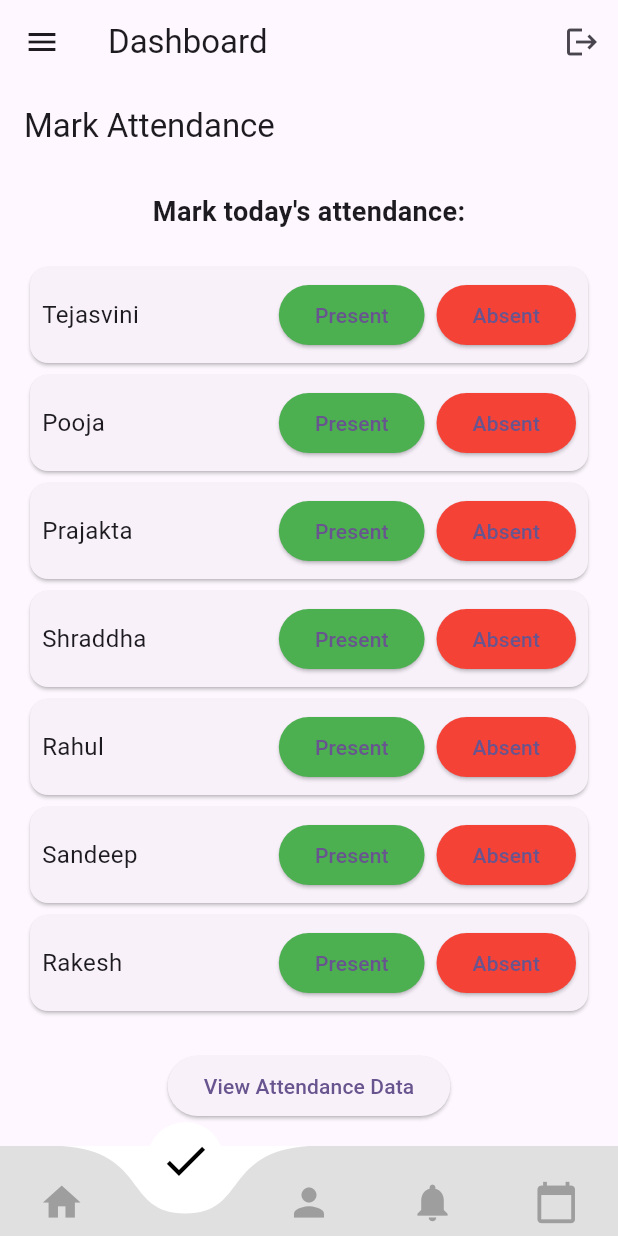
After one commit to Sachinbgithub/college_management, a Flutter app: the DashboardScreen screen opened directly, item 2 of the bottom bar chosen, after a tap on "Present", on a phone screen of 412 x 824 dp. The commit adds this screen. Run offline on Flutter 3.47's test engine with Material 3 defaults, Android fonts, the light colour scheme and no system bars; drawn by our look-alikes of curved_navigation_bar; our stand-ins replace animate_do, carousel_slider, cloud_firestore, firebase_auth, firebase_core, fl_chart; accounts and stored records are empty.

Commit message:
staff is updated with temp data

```diff
--- /dev/null
+++ b/lib/staff/attendance.dart
@@ -0,0 +1,163 @@
+import 'package:flutter/cupertino.dart';
+import 'package:flutter/material.dart';
+
+class AttendancePage extends StatefulWidget {
+  @override
+  _AttendancePageState createState() => _AttendancePageState();
+}
+
+class _AttendancePageState extends State<AttendancePage> {
+  // Dummy student data
+  List<Student> students = [
+    Student(id: '1', name: 'Tejasvini'),
+    Student(id: '2', name: 'Pooja'),
+    Student(id: '3', name: 'Prajakta'),
+    Student(id: '4', name: 'Shraddha'),
+    Student(id: '5', name: 'Rahul'),
+    Student(id: '6', name: 'Sandeep'),
+    Student(id: '7', name: 'Rakesh'),
+    Student(id: '8', name: 'Aditya'),
+    Student(id: '9', name: 'Sufiyan'),
+  ];
+
+  // Attendance records (initially empty)
+  Map<String, Map<DateTime, bool>> attendanceRecords = {};
+
+  @override
+  void initState() {
+    super.initState();
+    // Initialize attendance records for each student
+    for (var student in students) {
+      attendanceRecords[student.id] = {};
+    }
+  }
+
+  // Function to mark attendance for a student
+  void markAttendance(String studentId, bool isPresent) {
+    setState(() {
+      attendanceRecords[studentId]![DateTime.now()] = isPresent;
+    });
+  }
+
+  // Function to view attendance data
+  void viewAttendanceData() {
+    Navigator.push(
+      context,
+      MaterialPageRoute(
+        builder: (context) => AttendanceDataPage(attendanceRecords: attendanceRecords, students: students),
+      ),
+    );
+  }
+
+  @override
+  Widget build(BuildContext context) {
+    return Scaffold(
+      appBar: AppBar(
+        title: Text('Mark Attendance'),
+      ),
+      body: Padding(
+        padding: const EdgeInsets.all(16.0),
+        child: Column(
+          children: [
+            Text(
+              'Mark today\'s attendance:',
+              style: TextStyle(fontSize: 18, fontWeight: FontWeight.bold),
+            ),
+            SizedBox(height: 20),
+            Expanded(
+              child: ListView.builder(
+                itemCount: students.length,
+                itemBuilder: (context, index) {
+                  final student = students[index];
+                  return Card(
+                    child: Padding(
+                      padding: const EdgeInsets.all(8.0),
+                      child: Row(
+                        mainAxisAlignment: MainAxisAlignment.spaceBetween,
+                        children: [
+                          Text(student.name, style: TextStyle(fontSize: 16)),
+                          Row(
+                            children: [
+                              ElevatedButton(
+                                onPressed: () => markAttendance(student.id, true),
+                                style: ElevatedButton.styleFrom(backgroundColor: Colors.green),
+                                child: Text('Present'),
+                              ),
+                              SizedBox(width: 8),
+                              ElevatedButton(
+                                onPressed: () => markAttendance(student.id, false),
+                                style: ElevatedButton.styleFrom(backgroundColor: Colors.red),
+                                child: Text('Absent'),
+                              ),
+                            ],
+                          ),
+                        ],
+                      ),
+                    ),
+                  );
+                },
+              ),
+            ),
+            SizedBox(height: 20),
+            ElevatedButton(
+              onPressed: viewAttendanceData,
+              child: Text('View Attendance Data'),
+            ),
+          ],
+        ),
+      ),
+    );
+  }
+}
+
+class AttendanceDataPage extends StatelessWidget {
+  final Map<String, Map<DateTime, bool>> attendanceRecords;
+  final List<Student> students;
+
+  AttendanceDataPage({required this.attendanceRecords, required this.students});
+
+  @override
+  Widget build(BuildContext context) {
+    return Scaffold(
+      appBar: AppBar(
+        title: Text('Attendance Data'),
+      ),
+      body: Padding(
+        padding: const EdgeInsets.all(16.0),
+        child: SingleChildScrollView(
+          child: Column(
+            crossAxisAlignment: CrossAxisAlignment.start,
+            children: [
+              Text(
+                'Attendance Records:',
+                style: TextStyle(fontSize: 18, fontWeight: FontWeight.bold),
+              ),
+              SizedBox(height: 10),
+              for (var student in students) ...[
+                Text(
+                  '${student.name}:',
+                  style: TextStyle(fontSize: 16, fontWeight: FontWeight.bold),
+                ),
+                if (attendanceRecords[student.id]!.isEmpty)
+                  Text('No attendance data recorded yet.')
+                else
+                  for (var entry in attendanceRecords[student.id]!.entries)
+                    Text(
+                        '${entry.key.toString().split(' ')[0]}: ${entry.value ? 'Present' : 'Absent'}'),
+                SizedBox(height: 10),
+              ],
+            ],
+          ),
+        ),
+      ),
+    );
+  }
+}
+
+// Simple Student model
+class Student {
+  final String id;
+  final String name;
+
+  Student({required this.id, required this.name});
+}
--- /dev/null
+++ b/lib/staff/notification.dart
@@ -0,0 +1,100 @@
+import 'package:flutter/material.dart';
+import 'package:intl/intl.dart'; // Import intl package for date formatting
+
+class Notification {
+  final String title;
+  final String content;
+  final DateTime timestamp;
+
+  Notification({
+    required this.title,
+    required this.content,
+    required this.timestamp,
+  });
+}
+
+class NotificationsPage extends StatelessWidget {
+  // Dummy notification data
+  final List<Notification> notifications = [
+    Notification(
+      title: 'Upcoming Lecture: Data Structures',
+      content: 'Reminder: Data Structures lecture will be held on Feb 20, 2025 at 10:00 AM in Room 201.',
+      timestamp: DateTime(2025, 2, 17, 8, 0), // Example: 8:00 AM today
+    ),
+    Notification(
+      title: 'University Holiday',
+      content: 'Notice: University will be closed on Feb 24, 2025 for President\'s Day.',
+      timestamp: DateTime(2025, 2, 15, 12, 0), // Example: Two days ago
+    ),
+    Notification(
+      title: 'Special Event: Tech Expo',
+      content: 'Announcement: The annual Tech Expo will be held on March 5, 2025. All students and faculty are invited.',
+      timestamp: DateTime(2025, 2, 10, 16, 0), // Example: A week ago
+    ),
+    Notification(
+      title: 'Faculty Meeting',
+      content: 'Reminder: Faculty meeting scheduled for Feb 28, 2025 at 2:00 PM in the Conference Hall.',
+      timestamp: DateTime(2025, 2, 16, 9, 0), // Example: Yesterday
+    ),
+    Notification(
+      title: 'Guest Lecture: AI Trends',
+      content: 'Dr. Emily Carter will be giving a guest lecture on AI Trends on March 10, 2025, at 11:00 AM in the Auditorium.',
+      timestamp: DateTime(2025, 2, 12, 10, 0), // Example: Five days ago
+    ),
+  ];
+
+  @override
+  Widget build(BuildContext context) {
+    // Sort notifications by timestamp in descending order (most recent first)
+    notifications.sort((a, b) => b.timestamp.compareTo(a.timestamp));
+
+    return Scaffold(
+      appBar: AppBar(
+        title: Text('Notifications'),
+      ),
+      body: ListView.builder(
+        itemCount: notifications.length,
+        itemBuilder: (context, index) {
+          final notification = notifications[index];
+          return Card(
+            margin: EdgeInsets.all(8.0),
+            child: Padding(
+              padding: const EdgeInsets.all(12.0),
+              child: Column(
+                crossAxisAlignment: CrossAxisAlignment.start,
+                children: [
+                  Text(
+                    notification.title,
+                    style: TextStyle(
+                      fontSize: 18,
+                      fontWeight: FontWeight.bold,
+                    ),
+                  ),
+                  SizedBox(height: 8),
+                  Text(
+                    notification.content,
+                    style: TextStyle(fontSize: 16),
+                  ),
+                  SizedBox(height: 8),
+                  Row(
+                    mainAxisAlignment: MainAxisAlignment.spaceBetween,
+                    children: [
+                      Text(
+                        'Time: ${DateFormat('MMM dd, yyyy - hh:mm a').format(notification.timestamp)}', // Format the timestamp
+                        style: TextStyle(
+                          fontSize: 12,
+                          color: Colors.grey[600],
+                        ),
+                      ),
+                      // You can add an "Archive" button or other actions here if needed
+                    ],
+                  ),
+                ],
+              ),
+            ),
+          );
+        },
+      ),
+    );
+  }
+}
--- a/lib/staff/staffHome.dart
+++ b/lib/staff/staffHome.dart
@@ -6,6 +6,10 @@ import 'package:cloud_firestore/cloud_firestore.dart';
 import 'package:carousel_slider/carousel_slider.dart';
 import 'package:curved_navigation_bar/curved_navigation_bar.dart';
 import 'package:animate_do/animate_do.dart';
+
+import '../student/timetablePage.dart';
+import 'attendance.dart';
+import 'notification.dart';
 
 class staffHome extends StatelessWidget {
   @override
@@ -54,10 +58,11 @@ class _DashboardScreenState extends State<DashboardScreen> {
 
   final List<Widget> _screens = [
     HomeScreen(username: "User"),
-    AttendanceScreen(studentId: '',),
-    StudentProfile(),
-    NotificationsScreen(),
-    TimetableScreen(),
+    AttendancePage(),
+    // AttendanceScreen(studentId: '',),
+    StudentProfile(studentId: '',),
+    NotificationsPage(),
+    TimetablePage(),
   ];
 
   @override
@@ -164,18 +169,3 @@ class HomeScreen extends StatelessWidget {
     );
   }
 }
-
-
-class NotificationsScreen extends StatelessWidget {
-  @override
-  Widget build(BuildContext context) {
-    return Center(child: Text('Notifications Screen'));
-  }
-}
-
-class TimetableScreen extends StatelessWidget {
-  @override
-  Widget build(BuildContext context) {
-    return Center(child: Text('Timetable Screen'));
-  }
-}
--- /dev/null
+++ b/lib/student/timetablePage.dart
@@ -0,0 +1,143 @@
+import 'package:flutter/material.dart';
+
+class TimetableEntry {
+  final String subject;
+  final String faculty;
+  final String classroom; // Added classroom
+  final DateTime startTime;
+  final DateTime endTime;
+  final bool isBreak; // Added break indicator
+  final bool isLunch; // Added lunch indicator
+
+  TimetableEntry({
+    required this.subject,
+    required this.faculty,
+    required this.classroom,
+    required this.startTime,
+    required this.endTime,
+    this.isBreak = false,
+    this.isLunch = false,
+  });
+
+  String getFormattedTime() {
+    String startTimeStr =
+        '${startTime.hour.toString().padLeft(2, '0')}:${startTime.minute.toString().padLeft(2, '0')}';
+    String endTimeStr =
+        '${endTime.hour.toString().padLeft(2, '0')}:${endTime.minute.toString().padLeft(2, '0')}';
+    return '$startTimeStr - $endTimeStr';
+  }
+}
+
+class TimetablePage extends StatelessWidget {
+  // Dummy timetable data
+  final List<TimetableEntry> timetable = [
+    TimetableEntry(
+      subject: 'Data Structures',
+      faculty: 'Prof. A. Borle',
+      classroom: 'Room 201',
+      startTime: DateTime(2025, 2, 17, 9, 0),
+      endTime: DateTime(2025, 2, 17, 10, 0),
+    ),
+    TimetableEntry(
+      subject: 'Break', // Representing break time
+      faculty: '',
+      classroom: '',
+      startTime: DateTime(2025, 2, 17, 10, 0),
+      endTime: DateTime(2025, 2, 17, 10, 15),
+      isBreak: true,
+    ),
+    TimetableEntry(
+      subject: 'Computer Graphics',
+      faculty: 'Prof. R. Phopale',
+      classroom: 'Room 202',
+      startTime: DateTime(2025, 2, 17, 10, 15),
+      endTime: DateTime(2025, 2, 17, 11, 15),
+    ),
+    TimetableEntry(
+      subject: 'Lunch', // Representing Lunch time
+      faculty: '',
+      classroom: 'Cafeteria',
+      startTime: DateTime(2025, 2, 17, 12, 30),
+      endTime: DateTime(2025, 2, 17, 13, 30),
+      isLunch: true,
+    ),
+    TimetableEntry(
+      subject: 'Computer Networks',
+      faculty: 'Prof. Sonali Samrat ',
+      classroom: 'Room 203',
+      startTime: DateTime(2025, 2, 17, 13, 30),
+      endTime: DateTime(2025, 2, 17, 14, 30),
+    ),
+  ];
+
+  @override
+  Widget build(BuildContext context) {
+    return Scaffold(
+      appBar: AppBar(
+        title: Text('Timetable'),
+      ),
+      body: ListView.builder(
+        itemCount: timetable.length,
+        itemBuilder: (context, index) {
+          final entry = timetable[index];
+
+          return Card(
+            margin: EdgeInsets.all(8.0),
+            color: entry.isBreak
+                ? Colors.yellow[100]
+                : entry.isLunch
+                ? Colors.green[100]
+                : null, // Highlight breaks & lunch
+            child: Padding(
+              padding: const EdgeInsets.all(12.0),
+              child: Column(
+                crossAxisAlignment: CrossAxisAlignment.start,
+                children: [
+                  if (entry.isBreak) ...[
+                    Text(
+                      'Break Time',
+                      style: TextStyle(
+                        fontSize: 18,
+                        fontWeight: FontWeight.bold,
+                        color: Colors.orange[800],
+                      ),
+                    ),
+                    Text(
+                      entry.getFormattedTime(),
+                      style: TextStyle(color: Colors.grey[700]),
+                    ),
+                  ] else if (entry.isLunch) ...[
+                    Text(
+                      'Lunch Break',
+                      style: TextStyle(
+                        fontSize: 18,
+                        fontWeight: FontWeight.bold,
+                        color: Colors.green[800],
+                      ),
+                    ),
+                    Text(
+                      entry.getFormattedTime(),
+                      style: TextStyle(color: Colors.grey[700]),
+                    ),
+                  ] else ...[
+                    Text(
+                      entry.subject,
+                      style: TextStyle(
+                        fontSize: 18,
+                        fontWeight: FontWeight.bold,
+                      ),
+                    ),
+                    SizedBox(height: 4),
+                    Text('Faculty: ${entry.faculty}'),
+                    Text('Classroom: ${entry.classroom}'),
+                    Text('Time: ${entry.getFormattedTime()}'),
+                  ],
+                ],
+              ),
+            ),
+          );
+        },
+      ),
+    );
+  }
+}
--- a/pubspec.yaml
+++ b/pubspec.yaml
@@ -43,8 +43,8 @@ dependencies:
   curved_navigation_bar: ^1.0.6
   animate_do: ^4.0.1
   fl_chart: ^0.70.2
-  intl: ^0.20.2
   provider: ^6.1.2
+  intl:
 
 dev_dependencies:
   flutter_test:
```
Also changed, not shown: lib/student/student_hpage.dart (+33 -10 lines).
